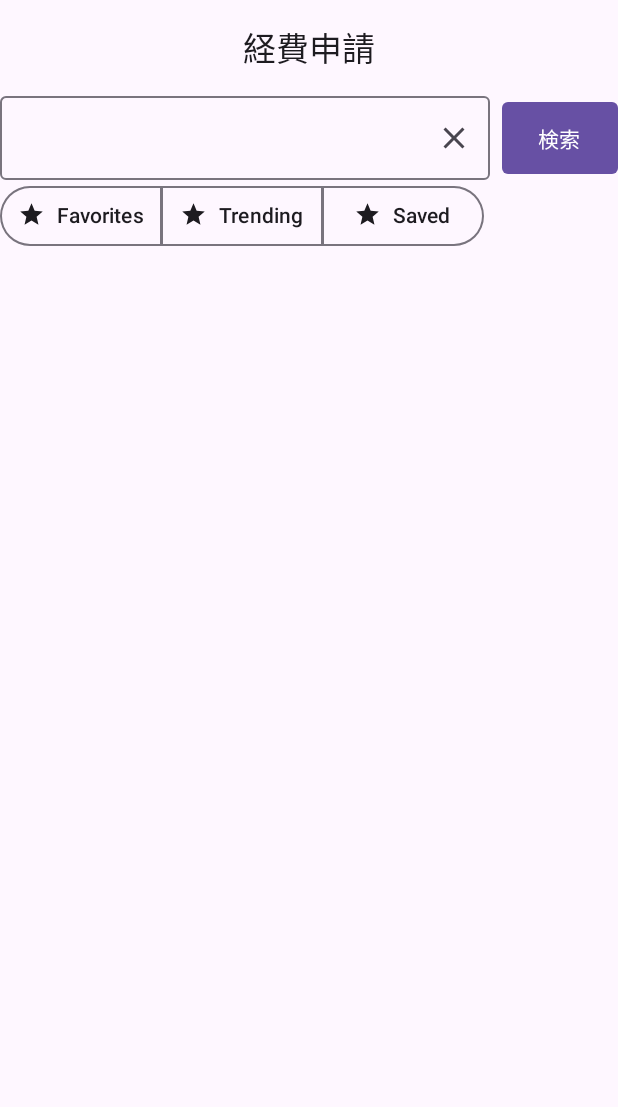
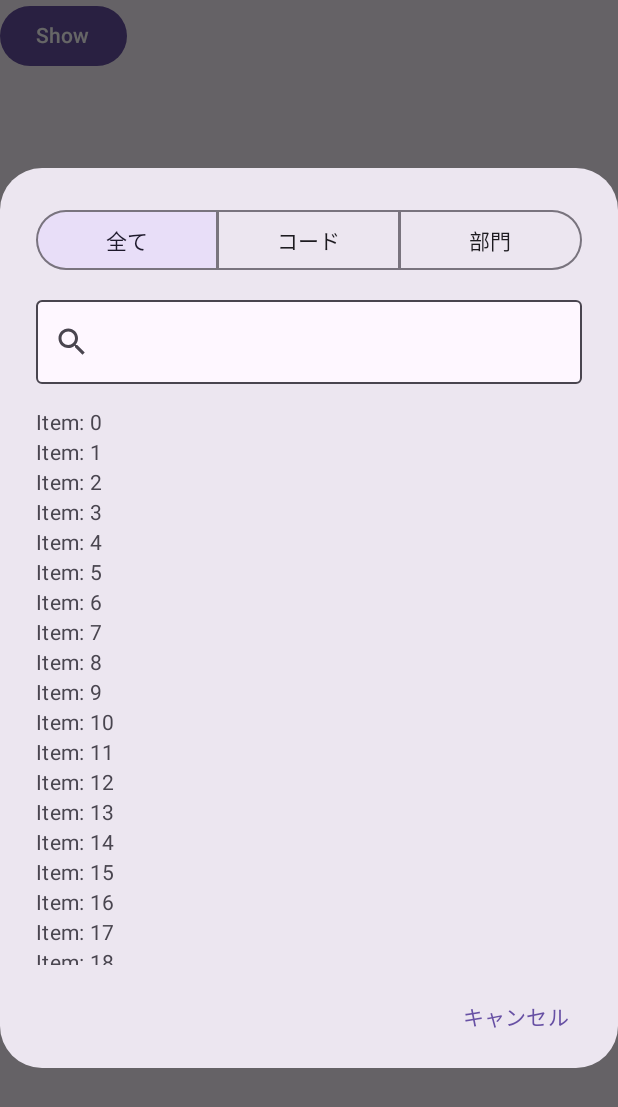
Before and after one commit to akkie76/AccountantApp, an Android app built with Jetpack Compose: the screen it shows after launch (MainActivity), on a phone screen of 412 x 824 dp. Shown: the top 1107 px of the screen. Run offline under Robolectric (Android 15) with nearby library versions, the phone set to English and light mode, and no system bars; our stand-ins replace Dagger/Hilt's generated code.

Commit message:
update ui

```diff
--- a/app/src/main/java/jp/co/accountant/MainActivity.kt
+++ b/app/src/main/java/jp/co/accountant/MainActivity.kt
@@ -5,7 +5,7 @@ import androidx.activity.ComponentActivity
 import androidx.activity.compose.setContent
 import dagger.hilt.android.AndroidEntryPoint
 import jp.co.accountant.app.ui.theme.AccountantAppTheme
-import jp.co.accountant.domain.expense.ui.ExpenseScreen
+import jp.co.accountant.domain.search.ui.SearchScreen
 
 @AndroidEntryPoint
 class MainActivity : ComponentActivity() {
@@ -13,7 +13,8 @@ class MainActivity : ComponentActivity() {
         super.onCreate(savedInstanceState)
         setContent {
             AccountantAppTheme {
-                ExpenseScreen()
+                // ExpenseScreen()
+                SearchScreen()
             }
         }
     }
--- a/app/src/main/java/jp/co/accountant/app/ui/SearchTextField.kt
+++ b/app/src/main/java/jp/co/accountant/app/ui/SearchTextField.kt
@@ -2,6 +2,7 @@ package jp.co.accountant.app.ui
 
 import androidx.compose.foundation.layout.fillMaxWidth
 import androidx.compose.foundation.layout.heightIn
+import androidx.compose.foundation.shape.RoundedCornerShape
 import androidx.compose.foundation.text.KeyboardActions
 import androidx.compose.foundation.text.KeyboardOptions
 import androidx.compose.material.icons.Icons
@@ -33,10 +34,6 @@ fun SearchTextField(
             onValueChange(it)
         },
         leadingIcon = {
-            Icon(
-                imageVector = Icons.Default.Search,
-                contentDescription = null
-            )
             IconButton(onClick = {
                 focusManager.clearFocus()
                 onClickLeadingIcon(text)
@@ -59,6 +56,7 @@ fun SearchTextField(
         keyboardActions = KeyboardActions(onSearch = {
             focusManager.clearFocus()
         }),
-        singleLine = true
+        singleLine = true,
+        shape = RoundedCornerShape(4.dp)
     )
 }
--- a/app/src/main/java/jp/co/accountant/domain/expense/ui/ExpenseScreen.kt
+++ b/app/src/main/java/jp/co/accountant/domain/expense/ui/ExpenseScreen.kt
@@ -6,28 +6,22 @@ import androidx.compose.foundation.layout.Row
 import androidx.compose.foundation.layout.fillMaxWidth
 import androidx.compose.foundation.layout.height
 import androidx.compose.foundation.layout.padding
-import androidx.compose.foundation.layout.size
 import androidx.compose.foundation.shape.RoundedCornerShape
 import androidx.compose.material.icons.Icons
 import androidx.compose.material.icons.filled.Clear
-import androidx.compose.material.icons.filled.Star
 import androidx.compose.material3.Button
 import androidx.compose.material3.CenterAlignedTopAppBar
 import androidx.compose.material3.ExperimentalMaterial3Api
 import androidx.compose.material3.Icon
 import androidx.compose.material3.IconButton
 import androidx.compose.material3.MaterialTheme
-import androidx.compose.material3.MultiChoiceSegmentedButtonRow
 import androidx.compose.material3.OutlinedTextField
 import androidx.compose.material3.Scaffold
-import androidx.compose.material3.SegmentedButton
-import androidx.compose.material3.SegmentedButtonDefaults
 import androidx.compose.material3.Surface
 import androidx.compose.material3.Text
 import androidx.compose.material3.rememberModalBottomSheetState
 import androidx.compose.runtime.Composable
 import androidx.compose.runtime.getValue
-import androidx.compose.runtime.mutableStateListOf
 import androidx.compose.runtime.mutableStateOf
 import androidx.compose.runtime.remember
 import androidx.compose.runtime.rememberCoroutineScope
@@ -103,41 +97,6 @@ private fun ExpenseContent(
                         )
                     }
                 }
-
-                val checkedList = remember { mutableStateListOf<Int>() }
-                val options = listOf("Favorites", "Trending", "Saved")
-                val icons = listOf(
-                    Icons.Filled.Star,
-                    Icons.Filled.Star,
-                    Icons.Filled.Star
-                )
-
-                MultiChoiceSegmentedButtonRow {
-                    options.forEachIndexed { index, label ->
-                        SegmentedButton(
-                            shape = SegmentedButtonDefaults.itemShape(index = index, count = options.size),
-                            icon = {
-                                SegmentedButtonDefaults.Icon(active = index in checkedList) {
-                                    Icon(
-                                        imageVector = icons[index],
-                                        contentDescription = null,
-                                        modifier = Modifier.size(SegmentedButtonDefaults.IconSize)
-                                    )
-                                }
-                            },
-                            onCheckedChange = {
-                                if (index in checkedList) {
-                                    checkedList.remove(index)
-                                } else {
-                                    checkedList.add(index)
-                                }
-                            },
-                            checked = index in checkedList
-                        ) {
-                            Text(label)
-                        }
-                    }
-                }
             }
         }
     }
--- a/app/src/main/java/jp/co/accountant/domain/search/ui/SearchScreen.kt
+++ b/app/src/main/java/jp/co/accountant/domain/search/ui/SearchScreen.kt
@@ -1,10 +1,20 @@
 package jp.co.accountant.domain.search.ui
 
+import androidx.compose.foundation.clickable
+import androidx.compose.foundation.layout.Column
+import androidx.compose.foundation.layout.fillMaxHeight
 import androidx.compose.foundation.layout.fillMaxWidth
 import androidx.compose.foundation.layout.padding
+import androidx.compose.foundation.layout.requiredHeight
+import androidx.compose.foundation.lazy.LazyColumn
+import androidx.compose.material3.AlertDialog
+import androidx.compose.material3.Button
 import androidx.compose.material3.ExperimentalMaterial3Api
+import androidx.compose.material3.MaterialTheme
+import androidx.compose.material3.MultiChoiceSegmentedButtonRow
 import androidx.compose.material3.Scaffold
-import androidx.compose.material3.SearchBar
+import androidx.compose.material3.SegmentedButton
+import androidx.compose.material3.SegmentedButtonDefaults
 import androidx.compose.material3.Surface
 import androidx.compose.material3.Text
 import androidx.compose.runtime.Composable
@@ -13,32 +23,78 @@ import androidx.compose.runtime.mutableStateOf
 import androidx.compose.runtime.remember
 import androidx.compose.runtime.setValue
 import androidx.compose.ui.Modifier
+import androidx.compose.ui.tooling.preview.Preview
 import androidx.compose.ui.unit.dp
+import jp.co.accountant.app.ui.SearchTextField
+
+@Composable
+fun SearchScreen() {
+    var text by remember { mutableStateOf("") }
+    var showDialog by remember { mutableStateOf(true) }
+
+    Scaffold { paddingValues ->
+        Surface(modifier = Modifier.padding(paddingValues)) {
+            Button(onClick = { showDialog = true }) {
+                Text("Show")
+            }
+
+            if (showDialog) {
+                AlertDialog(
+                    modifier = Modifier.requiredHeight(600.dp),
+                    onDismissRequest = {},
+                    title = {
+                        SegmentedButtonRow()
+                    },
+                    text = {
+                        Column(Modifier.fillMaxHeight()) {
+                            // TODO: バックキーでフォーカスを外す
+                            SearchTextField(text = text, onValueChange = { newValue ->
+                                text = newValue
+                            }, onClickLeadingIcon = {})
+                            LazyColumn(modifier = Modifier.padding(top = 16.dp)) {
+                                items(1000) { index ->
+                                    Text(text = "Item: $index")
+                                }
+                            }
+                        }
+                    },
+                    confirmButton = {
+                        Text(
+                            text = "キャンセル",
+                            modifier = Modifier
+                                .padding(horizontal = 8.dp)
+                                .clickable { showDialog = false },
+                            style = MaterialTheme.typography.labelLarge
+                        )
+                    }
+                )
+            }
+        }
+    }
+}
 
 @OptIn(ExperimentalMaterial3Api::class)
 @Composable
-fun SearchScreen() {
-    var text by remember { mutableStateOf("") }
+fun SegmentedButtonRow() {
+    var selectedIndex by remember { mutableStateOf(0) }
+    val options = listOf("全て", "コード", "部門")
 
-    Scaffold(
-        topBar = {
-            SearchBar(
-                query = text,
-                onQueryChange = {
-                    text = it
-                },
-                onSearch = {},
-                active = true,
-                onActiveChange = {},
-                modifier = Modifier
-                    .fillMaxWidth()
-                    .padding(horizontal = 16.dp)
+    MultiChoiceSegmentedButtonRow(modifier = Modifier.fillMaxWidth()) {
+        options.forEachIndexed { index, label ->
+            SegmentedButton(
+                shape = SegmentedButtonDefaults.itemShape(index = index, count = options.size),
+                icon = {},
+                onCheckedChange = { selectedIndex = index },
+                checked = selectedIndex == index
             ) {
-                Text("content")
+                Text(label)
             }
-        }
-    ) { paddingValues ->
-        Surface(modifier = Modifier.padding(paddingValues)) {
         }
     }
 }
+
+@Preview
+@Composable
+private fun PreviewSearchScreen() {
+    SearchScreen()
+}
```
